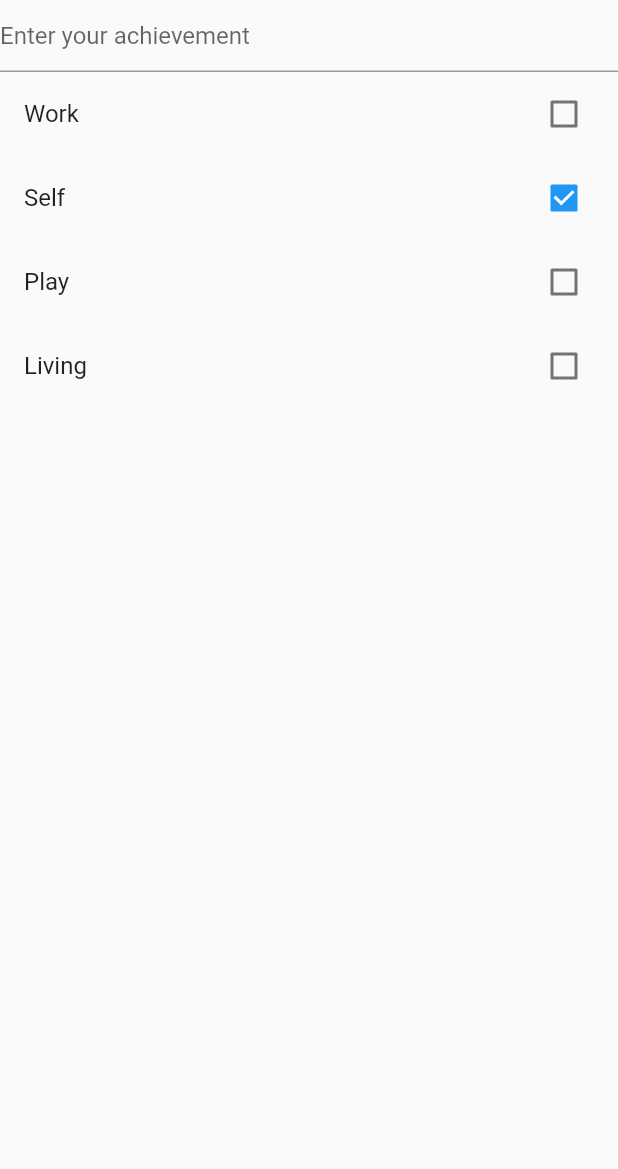
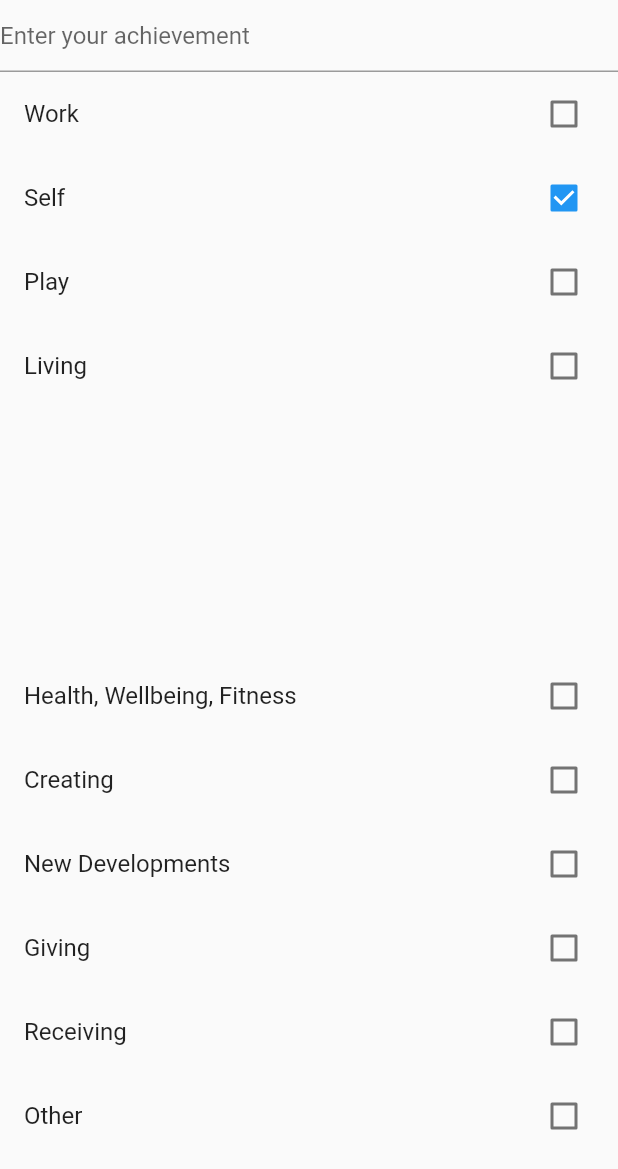
Before and after one commit to gdharris1000/got-this-flutter, a Flutter app: the screen it shows after launch, on a phone screen of 412 x 824 dp. Shown: the top 1169 px of the screen. Run offline on Flutter 3.47's test engine with Material 2 defaults, Android fonts, the phone set to English and light mode, and no system bars.

```diff
--- /dev/null
+++ b/lib/classes/tag.dart
@@ -0,0 +1,6 @@
+class Tag {
+  final String label;
+  bool status;
+
+  Tag({this.label, this.status});
+}
--- a/lib/screens/home.dart
+++ b/lib/screens/home.dart
@@ -1,5 +1,6 @@
 import 'package:flutter/material.dart';
 import 'package:got_this_flutter/classes/category.dart';
+import 'package:got_this_flutter/classes/tag.dart';
 
 class HomeScreen extends StatefulWidget {
   static const String id = 'home';
@@ -9,19 +10,20 @@ class HomeScreen extends StatefulWidget {
 }
 
 class _HomeScreenState extends State<HomeScreen> {
-  final List<Category> categories = [
+  List<Category> categories = [
     Category(label: 'Work', status: false),
     Category(label: 'Self', status: true),
     Category(label: 'Play', status: false),
     Category(label: 'Living', status: false)
   ];
-  final List<String> tags = [
-    'Health, Wellbeing, Fitness',
-    'Creating',
-    'New Developments',
-    'Giving',
-    'Receiving',
-    'Other'
+
+  final List<Tag> tags = [
+    Tag(label: 'Health, Wellbeing, Fitness', status: false),
+    Tag(label: 'Creating', status: false),
+    Tag(label: 'New Developments', status: false),
+    Tag(label: 'Giving', status: false),
+    Tag(label: 'Receiving', status: false),
+    Tag(label: 'Other', status: false)
   ];
 
   @override
@@ -51,6 +53,22 @@ class _HomeScreenState extends State<HomeScreen> {
                 },
                 itemCount: categories.length),
           ),
+          Expanded(
+            child: ListView.builder(
+                itemBuilder: (context, index) {
+                  final tag = tags[index];
+                  return CheckboxListTile(
+                    title: Text(tag.label),
+                    value: tag.status,
+                    onChanged: (bool value) {
+                      setState(() {
+                        tag.status = value;
+                      });
+                    },
+                  );
+                },
+                itemCount: tags.length),
+          ),
         ],
       )),
     );
```
